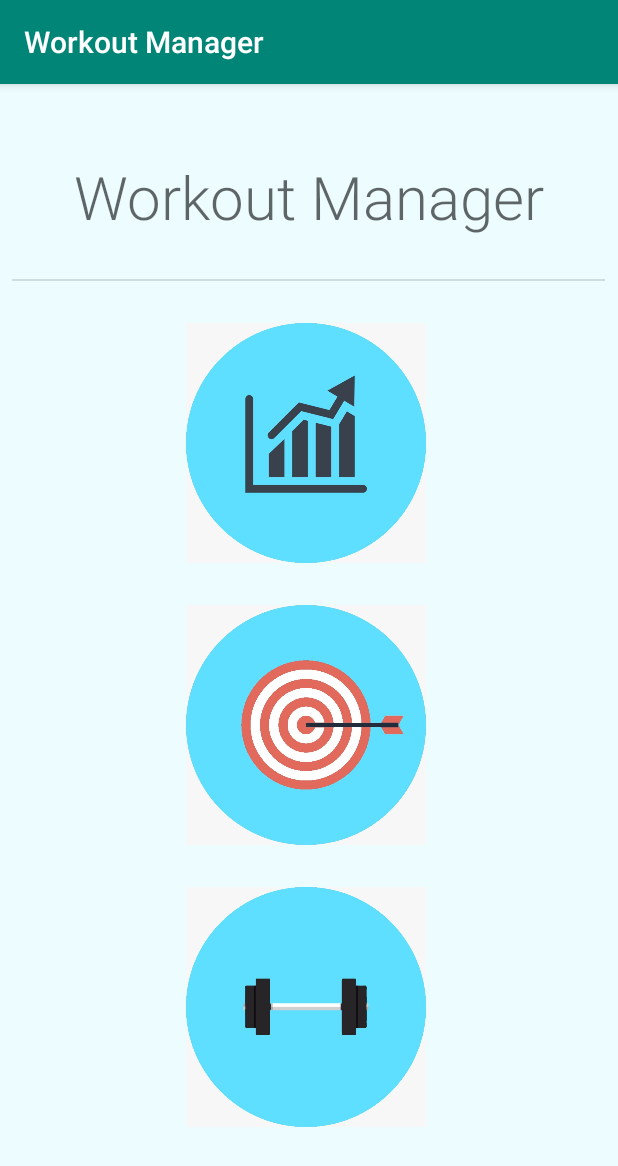
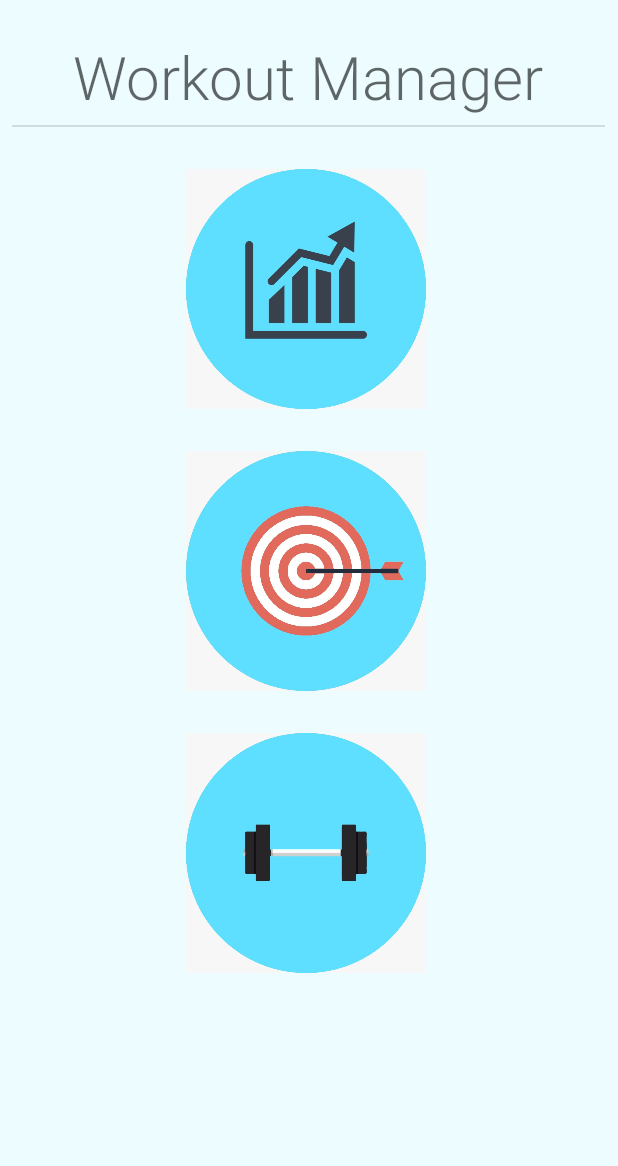
Before and after one commit to SuleyNL/WorkoutManager, an Android app: the screen it shows after launch (MainActivity), on a phone screen of 412 x 824 dp. Shown: the top 1166 px of the screen. Run offline under Robolectric (Android 15) with nearby library versions, the phone set to English and light mode, and no system bars.

Commit message:
FINAL BUILDDDDDDDDDDDD

```diff
--- a/app/src/main/res/layout/activity_main.xml
+++ b/app/src/main/res/layout/activity_main.xml
@@ -14,12 +14,13 @@
         android:layout_width="wrap_content"
         android:layout_height="wrap_content"
         android:layout_marginStart="8dp"
-        android:layout_marginTop="48dp"
+        android:layout_marginTop="24dp"
         android:layout_marginEnd="8dp"
         android:text="Workout Manager"
         android:textAppearance="@style/TextAppearance.AppCompat.Display4"
         android:textSize="40sp"
         app:layout_constraintEnd_toEndOf="parent"
+        app:layout_constraintHorizontal_bias="0.493"
         app:layout_constraintStart_toStartOf="parent"
         app:layout_constraintTop_toTopOf="parent" />
 
@@ -28,7 +29,7 @@
         android:layout_width="395dp"
         android:layout_height="1dp"
         android:layout_marginStart="8dp"
-        android:layout_marginTop="28dp"
+        android:layout_marginTop="5dp"
         android:layout_marginEnd="8dp"
         android:background="?android:attr/listDivider"
         app:layout_constraintEnd_toEndOf="parent"
--- a/app/src/main/res/values/styles.xml
+++ b/app/src/main/res/values/styles.xml
@@ -1,7 +1,7 @@
 <resources>
 
     <!-- Base application theme. -->
-    <style name="AppTheme" parent="Theme.AppCompat.Light.DarkActionBar">
+    <style name="AppTheme" parent="Theme.AppCompat.Light.NoActionBar">
         <!-- Customize your theme here. -->
         <item name="colorPrimary">@color/colorPrimary</item>
         <item name="colorPrimaryDark">@color/colorPrimaryDark</item>
```
